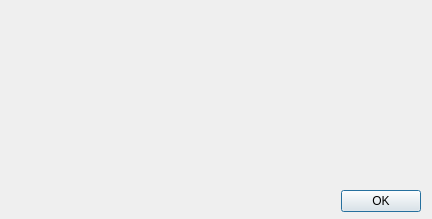
Old version of the form BioImageOperation/AboutWindow.ui in the repository folterj/BioImageOperation.
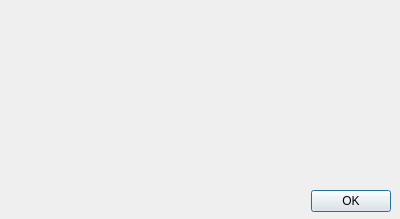
New version of the form. Icons and pictures are not drawn.

Diff of the .ui file:
```diff
--- a/BioImageOperation/AboutWindow.ui
+++ b/BioImageOperation/AboutWindow.ui
@@ -6,7 +6,7 @@
    <rect>
     <x>0</x>
     <y>0</y>
-    <width>432</width>
+    <width>400</width>
     <height>219</height>
    </rect>
   </property>
@@ -38,7 +38,7 @@
   <widget class="QDialogButtonBox" name="buttonBox">
    <property name="geometry">
     <rect>
-     <x>340</x>
+     <x>310</x>
      <y>190</y>
      <width>81</width>
      <height>23</height>
@@ -53,13 +53,13 @@
     <rect>
      <x>220</x>
      <y>10</y>
-     <width>201</width>
+     <width>171</width>
      <height>171</height>
     </rect>
    </property>
    <property name="font">
     <font>
-     <pointsize>12</pointsize>
+     <pointsize>10</pointsize>
     </font>
    </property>
    <property name="text">
```
